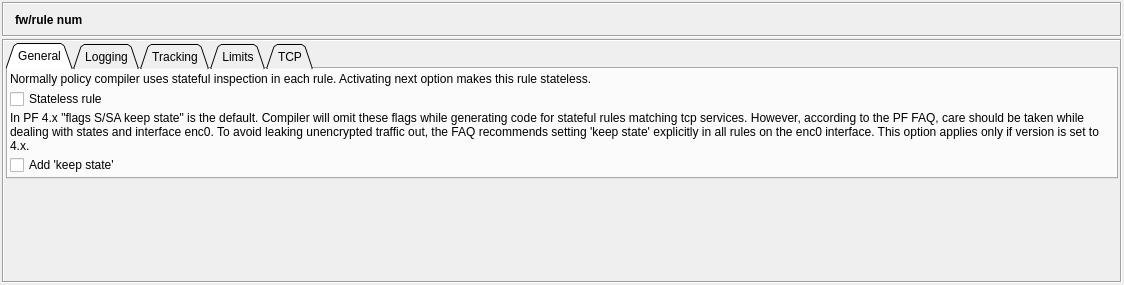
The window that src/gui/ruleoptionsdialog_q.ui (fwbuilder/fwbuilder) describes before a commit, drawn with Qt 5.
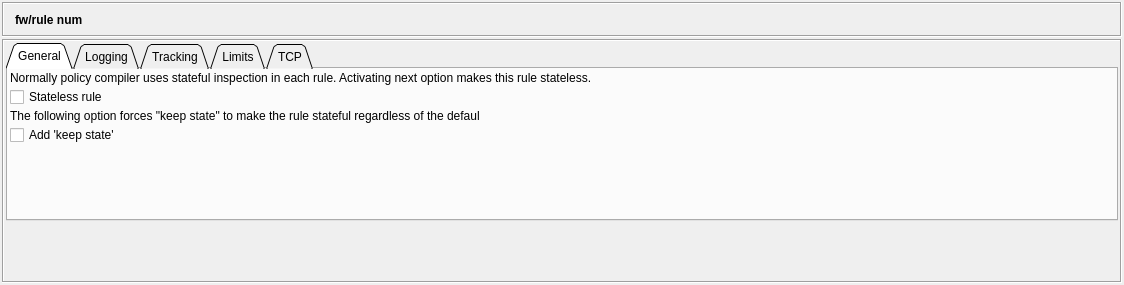
The same window after the commit. The open tabs and pages were chosen to show the change. Icons and pictures are not drawn.

Diff of the .ui file:
```diff
--- a/src/gui/ruleoptionsdialog_q.ui
+++ b/src/gui/ruleoptionsdialog_q.ui
@@ -1236,13 +1236,7 @@
           <attribute name="title" >
            <string>General</string>
           </attribute>
-          <layout class="QGridLayout" >
-           <property name="margin" >
-            <number>2</number>
-           </property>
-           <property name="spacing" >
-            <number>2</number>
-           </property>
+          <layout class="QGridLayout" name="gridLayout_2" >
            <item row="0" column="0" >
             <widget class="QLabel" name="textLabel7_2_2" >
              <property name="minimumSize" >
@@ -1270,9 +1264,15 @@
             </widget>
            </item>
            <item row="2" column="0" >
-            <widget class="QLabel" name="textLabel1_8" >
+            <widget class="QLabel" name="textLabel7_2_3" >
+             <property name="minimumSize" >
+              <size>
+               <width>400</width>
+               <height>0</height>
+              </size>
+             </property>
              <property name="text" >
-              <string>In PF 4.x "flags S/SA keep state" is the default. Compiler will omit these flags while generating code for stateful rules matching tcp services. However, according to the PF FAQ, care should be taken while dealing with states and interface enc0. To avoid leaking unencrypted traffic out, the FAQ recommends setting 'keep state' explicitly in all rules on the enc0 interface. This option applies only if version is set to 4.x.</string>
+              <string>The following option forces "keep state" to make the rule stateful regardless of the defaul</string>
              </property>
              <property name="alignment" >
               <set>Qt::AlignVCenter</set>
@@ -1289,6 +1289,19 @@
              </property>
             </widget>
            </item>
+           <item row="4" column="0" >
+            <spacer name="verticalSpacer" >
+             <property name="orientation" >
+              <enum>Qt::Vertical</enum>
+             </property>
+             <property name="sizeHint" stdset="0" >
+              <size>
+               <width>20</width>
+               <height>70</height>
+              </size>
+             </property>
+            </spacer>
+           </item>
           </layout>
          </widget>
          <widget class="QWidget" name="tab11" >
```
Left out of the diff: 7 changed lines with no effect on the pictures.
